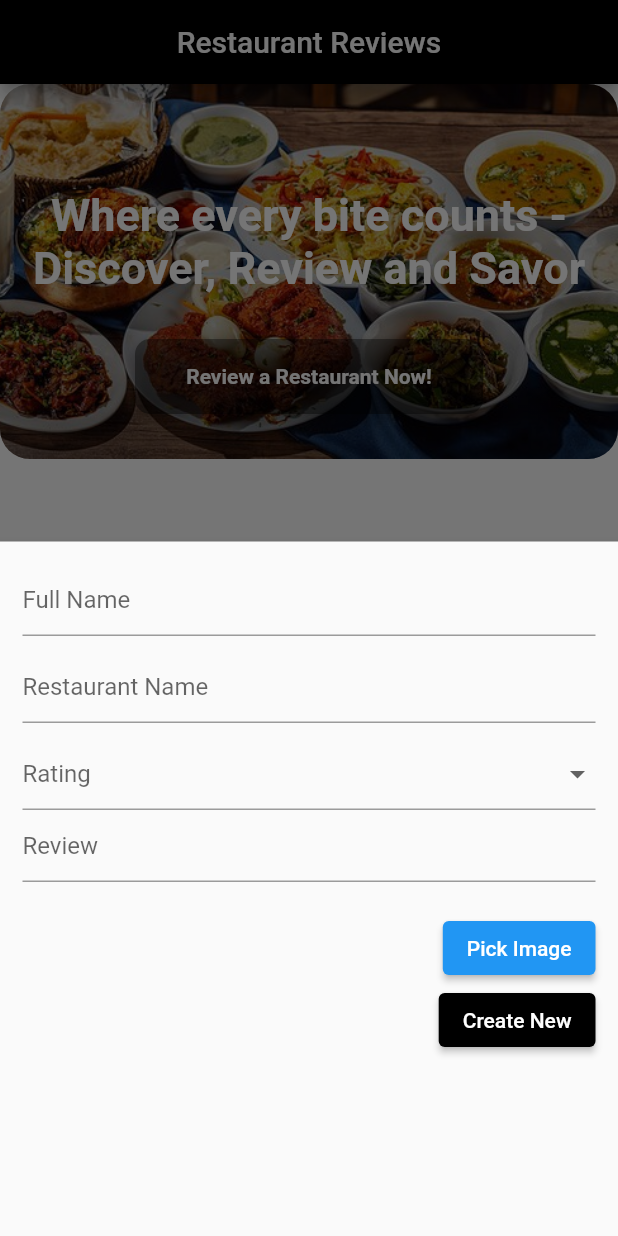
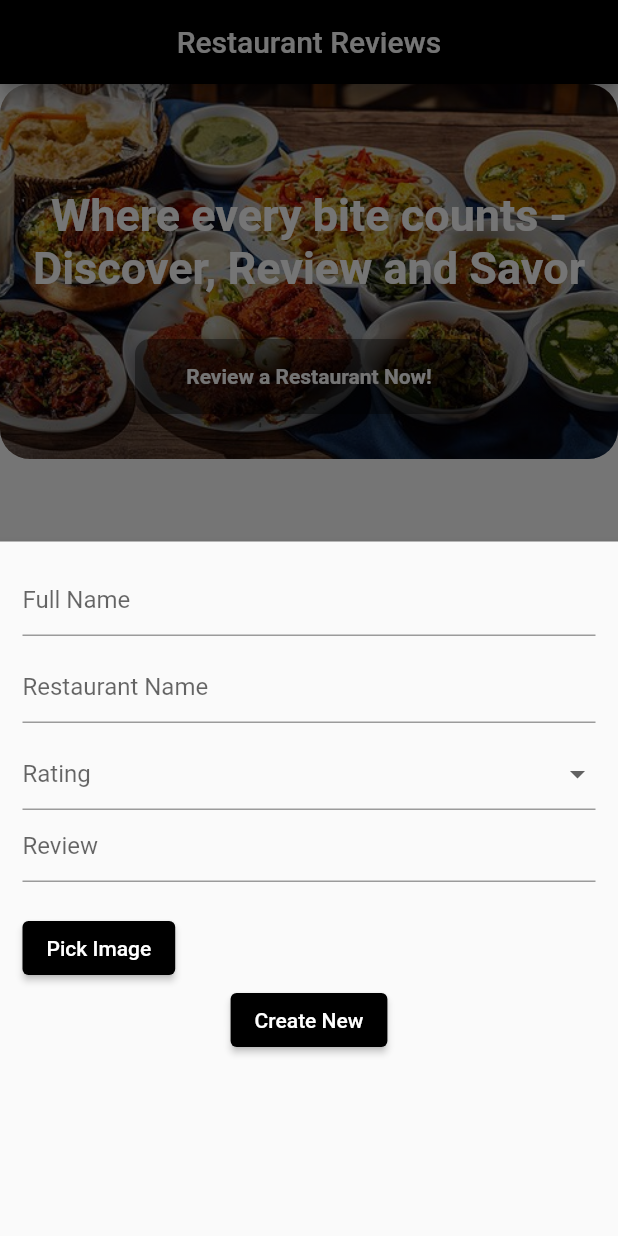
Before and after one commit to aristotleBuenaventura/restaurant_review_flutter, a Flutter app: the screen it shows after launch, after a tap on "Review a Restaurant Now!", on a phone screen of 412 x 824 dp. Run offline on Flutter 3.47's test engine with Material 2 defaults, Android fonts, the light colour scheme and no system bars; our stand-ins replace image_picker, sqflite; accounts and stored records are empty.

Commit message:
reposition the pick image button

```diff
--- a/lib/main.dart
+++ b/lib/main.dart
@@ -47,6 +47,14 @@
     });
   }
 
+  String path() {
+    setState(() {
+      imagePath;
+    });
+
+    return imagePath;
+  }
+
   @override
   void initState() {
     super.initState();
@@ -59,14 +67,16 @@
   File? image;
   String imagePath = '';
 
-  Future pickImage() async {
+  Future<void> pickImage() async {
     try {
       final XFile? image =
           await ImagePicker().pickImage(source: ImageSource.gallery);
+      setState(() {
         if (image != null) {
           imagePath = image.path;
           print(imagePath);
         }
+      });
 
       if (image == null) return;
 
@@ -164,7 +174,7 @@
               ),
               child: Column(
                 mainAxisSize: MainAxisSize.min,
-                crossAxisAlignment: CrossAxisAlignment.end,
+                crossAxisAlignment: CrossAxisAlignment.start,
                 children: [
                   TextField(
                     controller: _nameController,
@@ -261,18 +271,35 @@
                   const SizedBox(
                     height: 20,
                   ),
+                  Row(
+                    children: [
                       ElevatedButton(
+                        style: ButtonStyle(
+                          backgroundColor: MaterialStateProperty.all<Color>(
+                              Colors.black), // set the background color to red
+                          foregroundColor:
+                              MaterialStateProperty.all<Color>(Colors.white),
+                        ),
                         onPressed: () {
                           pickImage();
                         },
                         child: const Text('Pick Image'),
                       ),
-                  ElevatedButton(
+                      Expanded(
+                        child: imagePath == null
+                            ? const Text('No image selected.')
+                            : Text(imagePath),
+                      ),
+                      const SizedBox(height: 16),
+                    ],
+                  ),
+                  Center(
+                      child: ElevatedButton(
                     onPressed: () async {
                       if (_nameController.text == '' ||
                           _restaurantController.text == '' ||
                           _ratingController.text == '' ||
-                          _reviewController.text == ''||
+                          _reviewController.text == '' ||
                           imagePath == '') {
                         showDialog(
                           context: context,
@@ -313,7 +340,7 @@
                           MaterialStateProperty.all<Color>(Colors.white),
                     ),
                     child: Text(id == null ? 'Create New' : 'Update'),
-                  )
+                  ))
                 ],
               ),
             ));
@@ -525,12 +552,15 @@
                           ),
                           Center(
                             child: Padding(
-                                padding: const EdgeInsets.fromLTRB(80, 0, 80, 0),
+                                padding:
+                                    const EdgeInsets.fromLTRB(80, 0, 80, 0),
                                 child: Row(
-                                  mainAxisAlignment: MainAxisAlignment.spaceBetween,
+                                  mainAxisAlignment:
+                                      MainAxisAlignment.spaceBetween,
                                   children: [
                                     ElevatedButton(
-                                      onPressed: () => _showForm(_reviews[index]['id']),
+                                      onPressed: () =>
+                                          _showForm(_reviews[index]['id']),
                                       style: ButtonStyle(
                                         backgroundColor:
                                             MaterialStateProperty.all<Color>(
@@ -555,7 +585,6 @@
                           ),
                         ],
                       ),
-
                     ),
                     onPressed: () {
                       Navigator.push(
```
Lines whose indentation alone changed are shown as unchanged.
